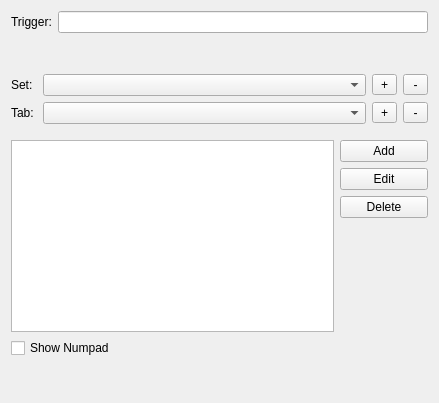
Old version of the form plugins/Commands/Keyboard/keyboardconfigurationdlg.ui in the repository KDE/simon.
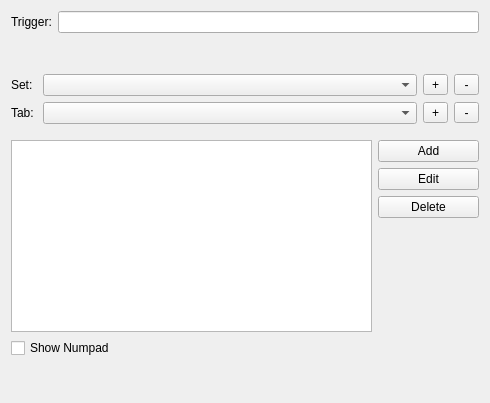
New version of the form. Custom widgets are drawn as their Qt base class.

Commit message: Bugfixing in Calculator plugin

```diff
--- a/plugins/Commands/Keyboard/keyboardconfigurationdlg.ui
+++ b/plugins/Commands/Keyboard/keyboardconfigurationdlg.ui
@@ -6,13 +6,13 @@
    <rect>
     <x>0</x>
     <y>0</y>
-    <width>439</width>
+    <width>490</width>
     <height>403</height>
    </rect>
   </property>
   <property name="maximumSize">
    <size>
-    <width>439</width>
+    <width>590</width>
     <height>16777215</height>
    </size>
   </property>
```
The commit also changes 2 other files.
